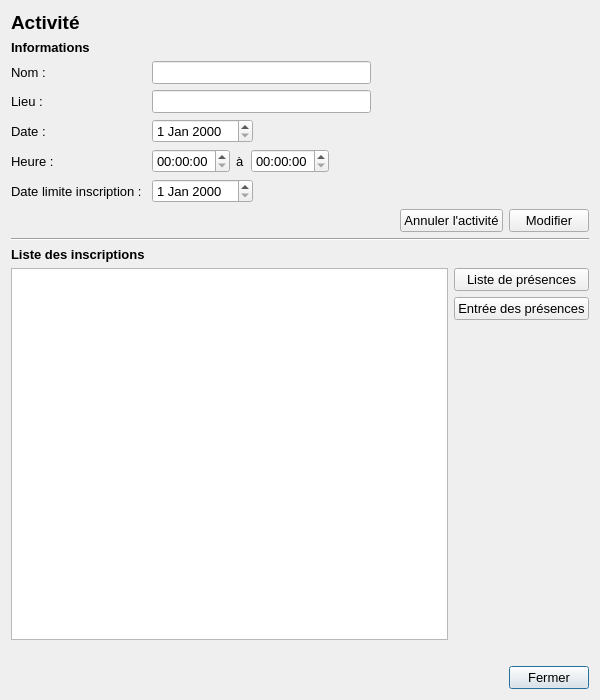
This is GUI/afficher_activite.ui in samueldrouin/PyGuide as Qt 5 draws it before an edit. The edited form follows.
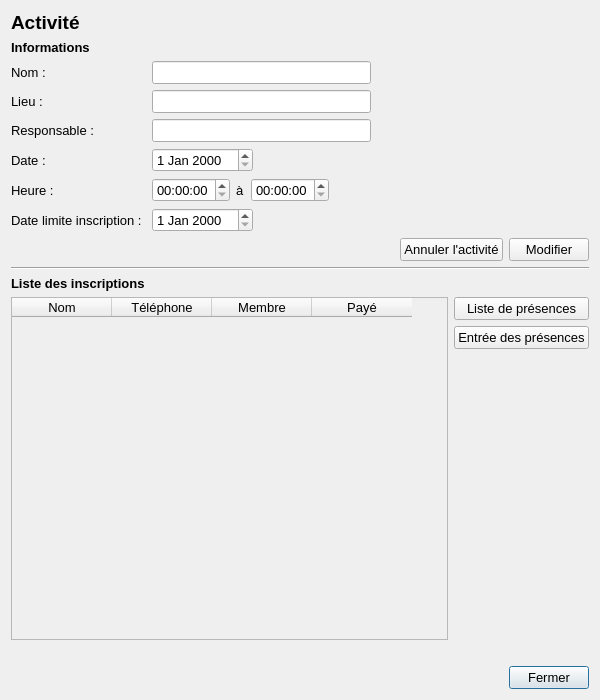
This is the edited form.

Commit message: Ajout de la liste des présences

```diff
--- a/GUI/afficher_activite.ui
+++ b/GUI/afficher_activite.ui
@@ -65,21 +65,21 @@
          </property>
         </widget>
        </item>
-       <item row="2" column="0">
+       <item row="3" column="0">
         <widget class="QLabel" name="label_3">
          <property name="text">
           <string>Date : </string>
          </property>
         </widget>
        </item>
-       <item row="3" column="0">
+       <item row="4" column="0">
         <widget class="QLabel" name="label_5">
          <property name="text">
           <string>Heure : </string>
          </property>
         </widget>
        </item>
-       <item row="4" column="0">
+       <item row="5" column="0">
         <widget class="QLabel" name="label_6">
          <property name="text">
           <string>Date limite inscription : </string>
@@ -134,7 +134,7 @@
          </item>
         </layout>
        </item>
-       <item row="2" column="1">
+       <item row="3" column="1">
         <layout class="QHBoxLayout" name="horizontalLayout_5">
          <item>
           <widget class="QDateEdit" name="ded_date"/>
@@ -154,7 +154,7 @@
          </item>
         </layout>
        </item>
-       <item row="4" column="1">
+       <item row="5" column="1">
         <layout class="QHBoxLayout" name="horizontalLayout_6">
          <item>
           <widget class="QDateEdit" name="ded_limite"/>
@@ -174,7 +174,7 @@
          </item>
         </layout>
        </item>
-       <item row="3" column="1">
+       <item row="4" column="1">
         <layout class="QHBoxLayout" name="horizontalLayout_7">
          <item>
           <widget class="QTimeEdit" name="ted_heure_debut"/>
@@ -204,6 +204,37 @@
          </item>
         </layout>
        </item>
+       <item row="2" column="1">
+        <layout class="QHBoxLayout" name="horizontalLayout_9">
+         <item>
+          <widget class="QLineEdit" name="txt_responsable">
+           <property name="readOnly">
+            <bool>true</bool>
+           </property>
+          </widget>
+         </item>
+         <item>
+          <spacer name="horizontalSpacer_9">
+           <property name="orientation">
+            <enum>Qt::Horizontal</enum>
+           </property>
+           <property name="sizeHint" stdset="0">
+            <size>
+             <width>40</width>
+             <height>20</height>
+            </size>
+           </property>
+          </spacer>
+         </item>
+        </layout>
+       </item>
+       <item row="2" column="0">
+        <widget class="QLabel" name="label_10">
+         <property name="text">
+          <string>Responsable :</string>
+         </property>
+        </widget>
+       </item>
       </layout>
      </item>
      <item>
@@ -270,13 +301,136 @@
      <item>
       <layout class="QHBoxLayout" name="horizontalLayout_2">
        <item>
-        <widget class="QTableWidget" name="tableWidget">
+        <widget class="QTableWidget" name="tbl_inscriptions">
+         <property name="enabled">
+          <bool>false</bool>
+         </property>
          <property name="sizePolicy">
           <sizepolicy hsizetype="Expanding" vsizetype="Expanding">
            <horstretch>0</horstretch>
            <verstretch>0</verstretch>
           </sizepolicy>
          </property>
+         <property name="palette">
+          <palette>
+           <active>
+            <colorrole role="WindowText">
+             <brush brushstyle="SolidPattern">
+              <color alpha="255">
+               <red>0</red>
+               <green>0</green>
+               <blue>0</blue>
+              </color>
+             </brush>
+            </colorrole>
+            <colorrole role="Text">
+             <brush brushstyle="SolidPattern">
+              <color alpha="255">
+               <red>0</red>
+               <green>0</green>
+               <blue>0</blue>
+              </color>
+             </brush>
+            </colorrole>
+            <colorrole role="ButtonText">
+             <brush brushstyle="SolidPattern">
+              <color alpha="255">
+               <red>0</red>
+               <green>0</green>
+               <blue>0</blue>
+              </color>
+             </brush>
+            </colorrole>
+           </active>
+           <inactive>
+            <colorrole role="WindowText">
+             <brush brushstyle="SolidPattern">
+              <color alpha="255">
+               <red>0</red>
+               <green>0</green>
+               <blue>0</blue>
+              </color>
+             </brush>
+            </colorrole>
+            <colorrole role="Text">
+             <brush brushstyle="SolidPattern">
+              <color alpha="255">
+               <red>0</red>
+               <green>0</green>
+               <blue>0</blue>
+              </color>
+             </brush>
+            </colorrole>
+            <colorrole role="ButtonText">
+             <brush brushstyle="SolidPattern">
+              <color alpha="255">
+               <red>0</red>
+               <green>0</green>
+               <blue>0</blue>
+              </color>
+             </brush>
+            </colorrole>
+           </inactive>
+           <disabled>
+            <colorrole role="WindowText">
+             <brush brushstyle="SolidPattern">
+              <color alpha="255">
+               <red>0</red>
+               <green>0</green>
+               <blue>0</blue>
+              </color>
+             </brush>
+            </colorrole>
+            <colorrole role="Text">
+             <brush brushstyle="SolidPattern">
+              <color alpha="255">
+               <red>0</red>
+               <green>0</green>
+               <blue>0</blue>
+              </color>
+             </brush>
+            </colorrole>
+            <colorrole role="ButtonText">
+             <brush brushstyle="SolidPattern">
+              <color alpha="255">
+               <red>0</red>
+               <green>0</green>
+               <blue>0</blue>
+              </color>
+             </brush>
+            </colorrole>
+           </disabled>
+          </palette>
+         </property>
+         <property name="editTriggers">
+          <set>QAbstractItemView::NoEditTriggers</set>
+         </property>
+         <property name="alternatingRowColors">
+          <bool>true</bool>
+         </property>
+         <property name="selectionMode">
+          <enum>QAbstractItemView::NoSelection</enum>
+         </property>
+         <column>
+          <property name="text">
+           <string>Nom</string>
+          </property>
+         </column>
+         <column>
+          <property name="text">
+           <string>Téléphone</string>
+          </property>
+         </column>
+         <column>
+          <property name="text">
+           <string>Membre</string>
+          </property>
+         </column>
+         <column>
+          <property name="text">
+           <string>Payé</string>
+          </property>
+         </column>
         </widget>
        </item>
        <item>
```
Left out of the diff: 2 changed lines with no effect on the pictures. The commit also changes 2 other files.
